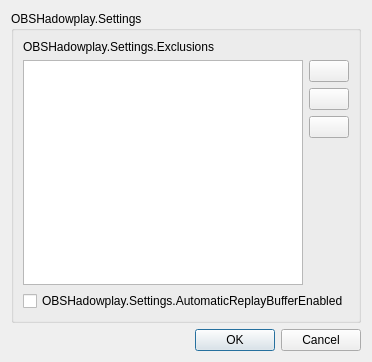
EZ64cool/obs-hadowplay, file src/ui/SettingsDialog.ui: the form before one commit.
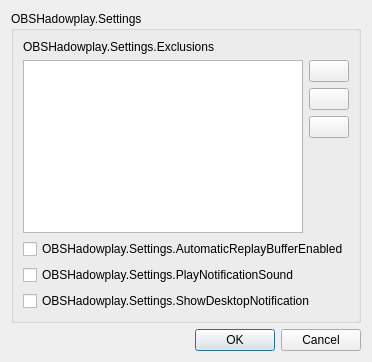
The form after the commit.

Commit message: Added settings for new sound and desktop notifs

```diff
--- a/src/ui/SettingsDialog.ui
+++ b/src/ui/SettingsDialog.ui
@@ -122,6 +122,20 @@
         </property>
        </widget>
       </item>
+      <item>
+       <widget class="QCheckBox" name="play_notification_sound_checkbox">
+        <property name="text">
+         <string>OBSHadowplay.Settings.PlayNotificationSound</string>
+        </property>
+       </widget>
+      </item>
+      <item>
+       <widget class="QCheckBox" name="show_desktop_notif_checkbox">
+        <property name="text">
+         <string>OBSHadowplay.Settings.ShowDesktopNotification</string>
+        </property>
+       </widget>
+      </item>
      </layout>
     </widget>
    </item>
```
The commit also changes 4 other files.
